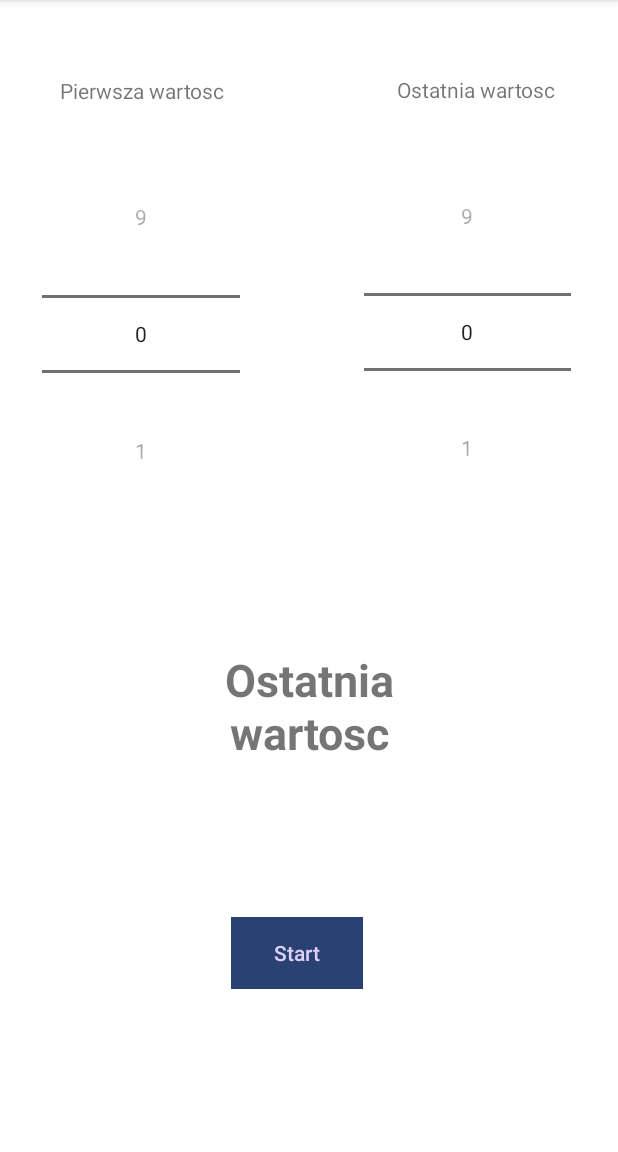
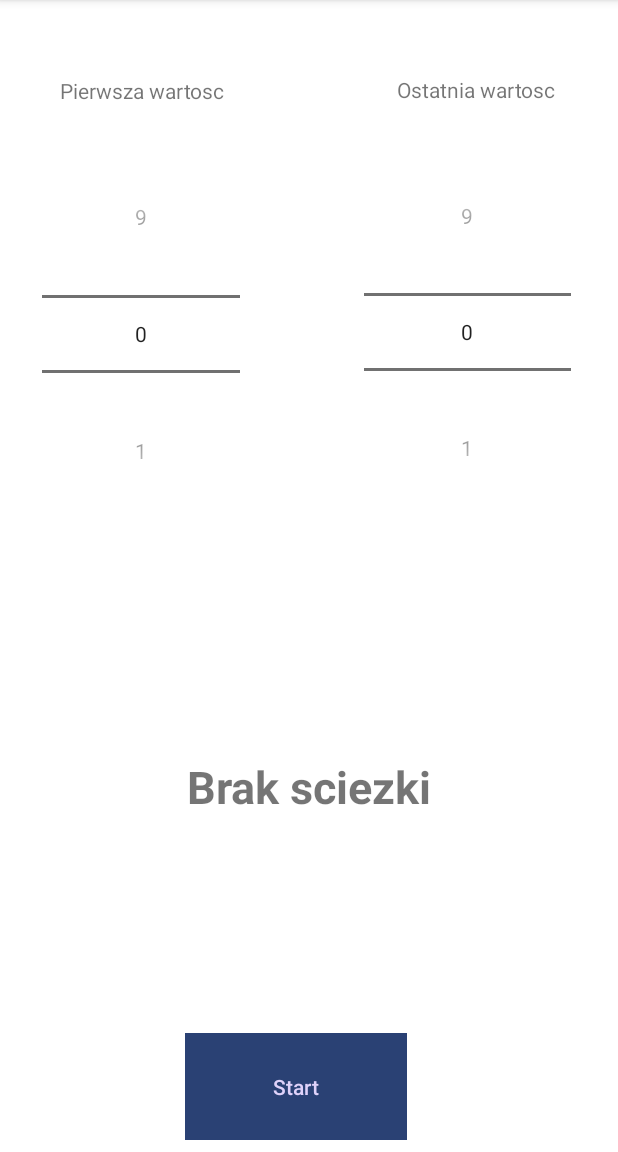
Before and after one commit to LeonCookie/Grafy_Dijkstra_od_nowa, an Android app: the screen it shows after launch (MainActivity), after a tap on "Start", on a phone screen of 412 x 824 dp, the part 84-1236 px from its top. Run offline under Robolectric (Android 15) with nearby library versions, the phone set to English and light mode, and no system bars.

Commit message:
Fixed and workin

```diff
--- /dev/null
+++ b/app/src/main/java/com/example/grafy_dijkstra_od_nowa/Algorithm.kt
@@ -0,0 +1,10 @@
+package com.example.grafy_dijkstra_od_nowa
+
+data class Path(val nodes: List<Int>,val cost: Int)
+
+abstract class Algorithm(val graph: Graph) {
+
+    abstract fun pathfind(s: Int, e:Int):Path?
+
+
+}
--- /dev/null
+++ b/app/src/main/java/com/example/grafy_dijkstra_od_nowa/DIJKSTRA.kt
@@ -0,0 +1,54 @@
+package com.example.grafy_dijkstra_od_nowa
+
+import android.os.Build
+import android.util.Log
+import androidx.annotation.RequiresApi
+import org.json.JSONStringer
+import java.util.PriorityQueue
+
+data class NodeCost(val n: Int,val c:Int)
+
+class Dijkstra(graph:Graph) : Algorithm(graph) {
+
+    @RequiresApi(Build.VERSION_CODES.N)
+    override fun pathfind(s: Int, e: Int):Path? {
+
+        // previous node
+        val previous = MutableList(graph.nodeCount) { -1 }
+        // current min cost from source
+        val costs = MutableList(graph.nodeCount) { -1 }
+        // distance to start from start is 0
+        costs[s] = 0;
+
+        val queue = PriorityQueue<NodeCost>(compareBy{it.c})
+
+        queue.add(NodeCost(s,0))
+
+        while (!queue.isEmpty()) {
+            val current = queue.remove()
+
+            for ( vertice in graph.adjacencyList[current.n] ){
+                if(current.c + vertice.c > costs[vertice.n] && costs[vertice.n] != -1) continue
+
+                costs[vertice.n] = current.c + vertice.c
+                previous[vertice.n] = current.n
+                queue.add(NodeCost(vertice.n,costs[vertice.n]))
+
+            }
+
+        }
+
+        if(previous[e] == -1) return null
+
+        //calculate path
+        var path: MutableList<Int> = mutableListOf()
+        var i = e
+        do{
+            path.add(i)
+            i = previous[i]
+        }while(i != s)
+        return Path(path.reversed(),costs[e])
+
+    }
+
+}
--- a/app/src/main/java/com/example/grafy_dijkstra_od_nowa/Dijkstra.kt
+++ /dev/null
@@ -1,4 +0,0 @@
-package com.example.grafy_dijkstra_od_nowa
-
-class Dijkstra {
-}
--- a/app/src/main/java/com/example/grafy_dijkstra_od_nowa/GRAPH.kt
+++ b/app/src/main/java/com/example/grafy_dijkstra_od_nowa/GRAPH.kt
@@ -1,38 +1,38 @@
 package com.example.grafy_dijkstra_od_nowa
+
 
 import kotlin.random.Random
 
-data class wierzcholki(val x:Int,val x2: Int, val c:Int)
-data class Pio(val r: Int, val c:Int)
+data class Edge(val n1:Int,val n2: Int, val c:Int)
+data class Vertice(val n: Int, val c:Int)
 
 class Graph(val nodeCount: Int,val edgeCount: Int) {
-    lateinit var LISTA: List<List<Pio>>
-    lateinit var wierzcholki: List<wierzcholki>
+    lateinit var adjacencyList: List<List<Vertice>>
+    lateinit var edges: List<Edge>
 
     constructor(nodeCount: Int = 20, edgeCount: Int = 10, maxEdgeCost: Int = 10) : this(nodeCount,edgeCount) {
 
-        val MUTAAL : List<MutableList<Pio>> = List(nodeCount) { mutableListOf() }
-        val mutableEdges = MutableList(edgeCount) { wierzcholki(0, 0, 0) }
+        val mutableAL : List<MutableList<Vertice>> = List(nodeCount) { mutableListOf() }
+        val mutableEdges = MutableList(edgeCount) { Edge(0, 0, 0) }
 
         for(i in 0 until edgeCount){
 
-            val x = Random.nextInt(nodeCount)
-            val t = Random.nextInt(nodeCount - 1)
+            val n1 = Random.nextInt(nodeCount)
+            val r = Random.nextInt(nodeCount - 1)
 
-
-            val x2 = if (x >= t) t else (t + 1)
+            val n2 = if (n1 >= r) r else (r + 1)
 
             val c = Random.nextInt(1,maxEdgeCost)
 
-            MUTAAL [x].add(Pio(x2,c))
-            MUTAAL [x2].add(Pio(x,c))
+            mutableAL[n1].add(Vertice(n2,c))
+            mutableAL[n2].add(Vertice(n1,c))
 
-            mutableEdges.add(wierzcholki(x,x2,c))
+            mutableEdges.add(Edge(n1,n2,c))
 
         }
 
-        LISTA = MUTAAL
-        wierzcholki = mutableEdges
+        adjacencyList = mutableAL
+        edges = mutableEdges
     }
 
 
--- a/app/src/main/java/com/example/grafy_dijkstra_od_nowa/MainActivity.kt
+++ b/app/src/main/java/com/example/grafy_dijkstra_od_nowa/MainActivity.kt
@@ -1,13 +1,16 @@
 package com.example.grafy_dijkstra_od_nowa
 
+import android.os.Build
 import androidx.appcompat.app.AppCompatActivity
 import android.os.Bundle
 import android.util.Log
 import android.widget.Button
 import android.widget.NumberPicker
 import android.widget.TextView
+import androidx.annotation.RequiresApi
 
 class MainActivity : AppCompatActivity() {
+    @RequiresApi(Build.VERSION_CODES.N)
     override fun onCreate(savedInstanceState: Bundle?) {
         super.onCreate(savedInstanceState)
         setContentView(R.layout.activity_main)
@@ -16,6 +19,8 @@ class MainActivity : AppCompatActivity() {
         lateinit var lastNumber: NumberPicker
         lateinit var ButtonStart: Button
         lateinit var TextResoult: TextView
+
+        lateinit var GRAPH:Graph
 
         firstNumber = findViewById(R.id.FirstValue)
         lastNumber = findViewById(R.id.LastValue)
@@ -28,8 +33,18 @@ class MainActivity : AppCompatActivity() {
         lastNumber.minValue = 0;
         lastNumber.maxValue = 9;
         ButtonStart.setOnClickListener{
+            val dijkstra = Dijkstra(GRAPH)
+            val path = dijkstra.pathfind(firstNumber.value,lastNumber.value)
             Log.d("Tag", "Kliknieto przycisk");
 
+
+
+
+            TextResoult.text = path?.toString() ?: "Brak sciezki"
+            Log.d("Sciezka", path?.toString() ?: "Brak sciezki")
         }
+
+
+        GRAPH = Graph(10,25,10)
     }
 }
--- a/app/src/main/res/layout/activity_main.xml
+++ b/app/src/main/res/layout/activity_main.xml
@@ -31,17 +31,18 @@
 
     <TextView
         android:id="@+id/textViewWynik"
-        android:layout_width="207dp"
-        android:layout_height="84dp"
+        android:layout_width="378dp"
+        android:layout_height="188dp"
         android:gravity="center_horizontal|center_vertical"
         android:text="Ostatnia wartosc"
         android:textSize="30sp"
         android:textStyle="bold"
         app:layout_constraintBottom_toBottomOf="parent"
         app:layout_constraintEnd_toEndOf="parent"
+        app:layout_constraintHorizontal_bias="0.515"
         app:layout_constraintStart_toStartOf="parent"
         app:layout_constraintTop_toTopOf="parent"
-        app:layout_constraintVertical_bias="0.627" />
+        app:layout_constraintVertical_bias="0.742" />
 
     <NumberPicker
         android:id="@+id/FirstValue"
@@ -64,20 +65,20 @@
 
     <Button
         android:id="@+id/buttonStart"
-        android:layout_width="wrap_content"
-        android:layout_height="wrap_content"
+        android:layout_width="148dp"
+        android:layout_height="71dp"
         android:background="@color/teal_200"
         android:text="Start"
         android:textColor="#DFD2FA"
         android:textColorHint="#8A4242"
+        android:theme="@style/Theme.Material3.DynamicColors.Light"
         app:layout_constraintBottom_toBottomOf="parent"
         app:layout_constraintEnd_toEndOf="parent"
-        app:layout_constraintHorizontal_bias="0.476"
+        app:layout_constraintHorizontal_bias="0.467"
         app:layout_constraintStart_toStartOf="parent"
         app:layout_constraintTop_toBottomOf="@+id/textViewWynik"
-        app:layout_constraintVertical_bias="0.476"
-        tools:ignore="TextContrastCheck"
-        android:theme="@style/Theme.Material3.DynamicColors.Light"/>
+        app:layout_constraintVertical_bias="0.896"
+        tools:ignore="TextContrastCheck" />
 
 
 </androidx.constraintlayout.widget.ConstraintLayout>
```
